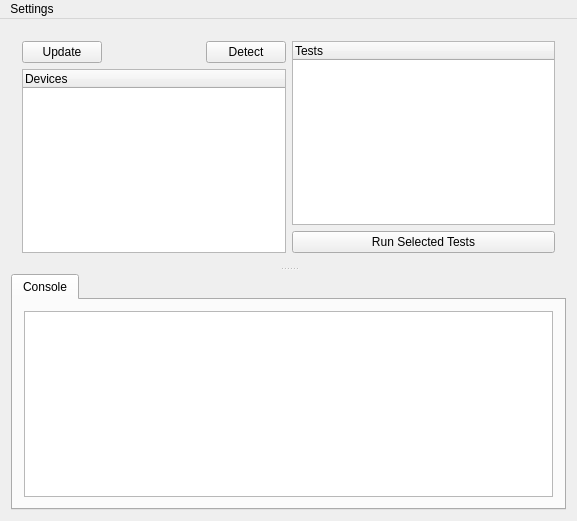
Qt form src/mainwindow.ui (Crystal-Photonics/crystalTestFrameworkApp) before a commit.
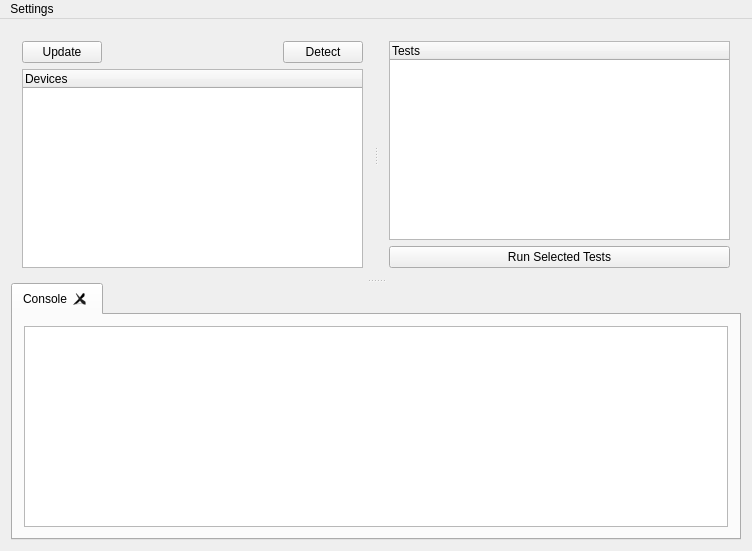
The same form after that commit.

Commit message: Added GUI path for xml files and splitter for main window.

Diff of the .ui file:
```diff
--- a/src/mainwindow.ui
+++ b/src/mainwindow.ui
@@ -6,26 +6,25 @@
    <rect>
     <x>0</x>
     <y>0</y>
-    <width>577</width>
-    <height>521</height>
+    <width>752</width>
+    <height>551</height>
    </rect>
   </property>
   <property name="windowTitle">
    <string>MainWindow</string>
   </property>
   <widget class="QWidget" name="centralWidget">
-   <layout class="QVBoxLayout" name="verticalLayout_3">
-    <item>
-     <widget class="QSplitter" name="splitter">
+   <layout class="QGridLayout" name="gridLayout">
+    <item row="0" column="0">
+     <widget class="QSplitter" name="splitter_2">
       <property name="orientation">
        <enum>Qt::Vertical</enum>
       </property>
-      <property name="handleWidth">
-       <number>10</number>
-      </property>
-      <widget class="QWidget" name="layoutWidget">
-       <layout class="QHBoxLayout" name="horizontalLayout_3">
-        <item>
+      <widget class="QSplitter" name="splitter">
+       <property name="orientation">
+        <enum>Qt::Horizontal</enum>
+       </property>
+       <widget class="QWidget" name="">
          <layout class="QVBoxLayout" name="verticalLayout_2">
           <item>
            <layout class="QHBoxLayout" name="horizontalLayout">
@@ -68,8 +67,8 @@
            </widget>
           </item>
          </layout>
-        </item>
-        <item>
+       </widget>
+       <widget class="QWidget" name="">
          <layout class="QVBoxLayout" name="verticalLayout">
           <item>
            <widget class="QTreeWidget" name="tests_list">
@@ -88,15 +87,14 @@
            </widget>
           </item>
          </layout>
-        </item>
-       </layout>
+       </widget>
       </widget>
       <widget class="QTabWidget" name="tabWidget">
        <property name="currentIndex">
         <number>0</number>
        </property>
        <property name="tabsClosable">
-        <bool>false</bool>
+        <bool>true</bool>
        </property>
        <property name="movable">
         <bool>true</bool>
@@ -121,7 +119,7 @@
     <rect>
      <x>0</x>
      <y>0</y>
-     <width>577</width>
+     <width>752</width>
      <height>21</height>
     </rect>
    </property>
```
Lines whose indentation alone changed are shown as unchanged. The commit also changes 4 other files.
